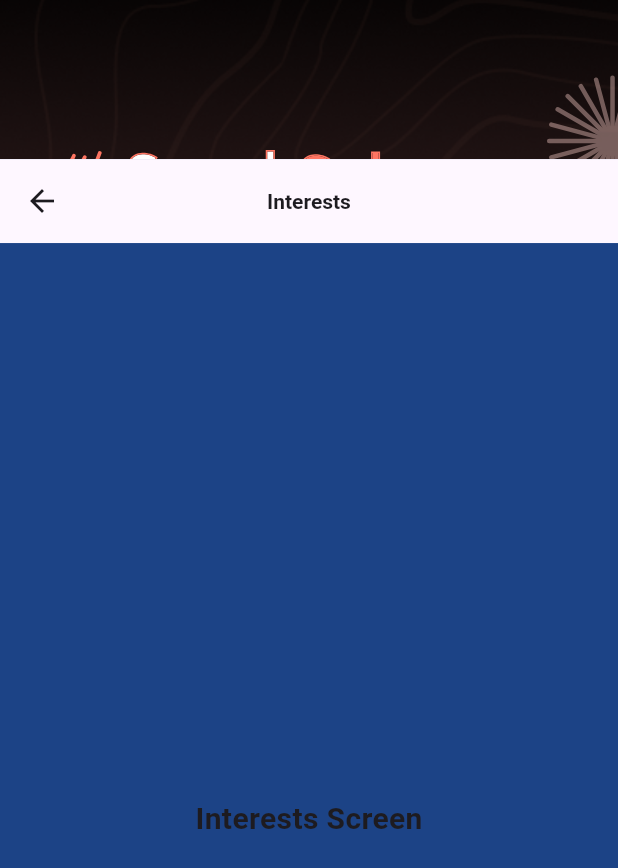
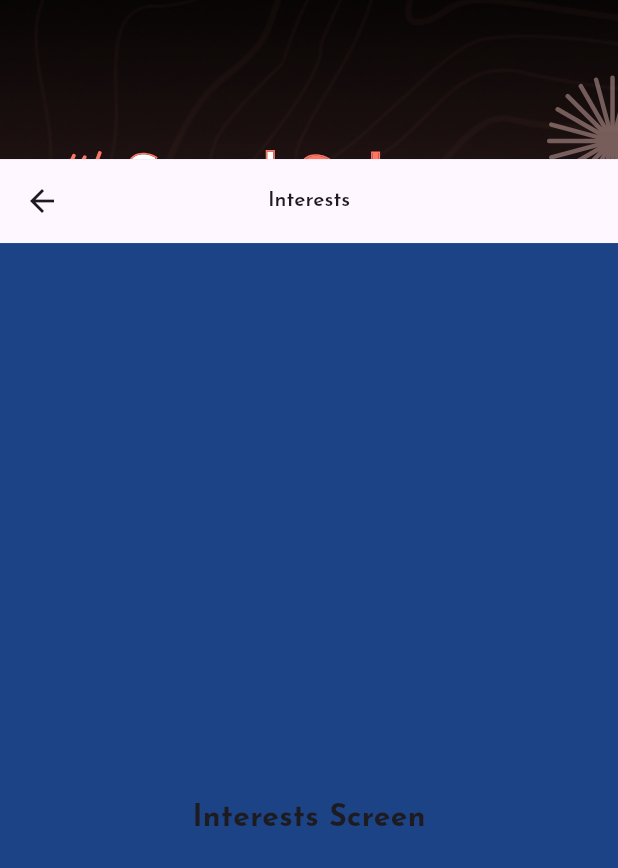
Before and after one commit to sparkwud/speak_sphere, a Flutter app: the screen it shows after launch, on a phone screen of 412 x 824 dp. Shown: the top 868 px of the screen. Run offline on Flutter 3.47's test engine with Material 3 defaults, Android fonts, the phone set to English and light mode, and no system bars; our stand-ins replace flutter_riverpod, flutter_screenutil, flutter_svg, go_router.

Commit message:
setup app background, theme and font

```diff
--- a/lib/main.dart
+++ b/lib/main.dart
@@ -2,6 +2,7 @@ import 'package:flutter/material.dart';
 import 'package:flutter_riverpod/flutter_riverpod.dart';
 import 'package:flutter_screenutil/flutter_screenutil.dart';
 import 'package:speak_sphere/utils/routes/router.dart';
+import 'package:speak_sphere/utils/theme/pallete.dart';
 
 void main() {
   runApp(
@@ -24,6 +25,8 @@ class MyApp extends StatelessWidget {
         debugShowCheckedModeBanner: false,
         title: 'Speak Sphere',
         theme: ThemeData(
+          scaffoldBackgroundColor: scaffoldBg,
+          fontFamily: "Josefin Sans",
           useMaterial3: true,
         ),
         routerConfig: appRouter,
```
